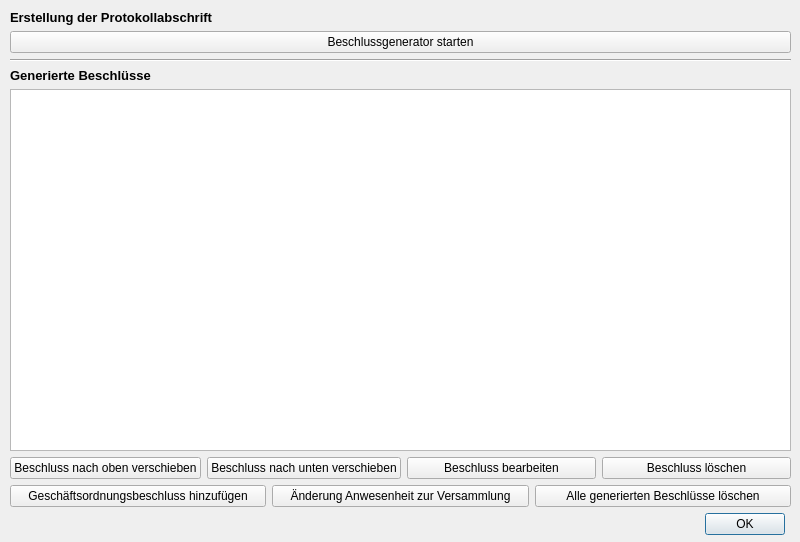
ealkenbrecher/ETVManager, file protocolDecissionGenerator.ui: the form before one commit.
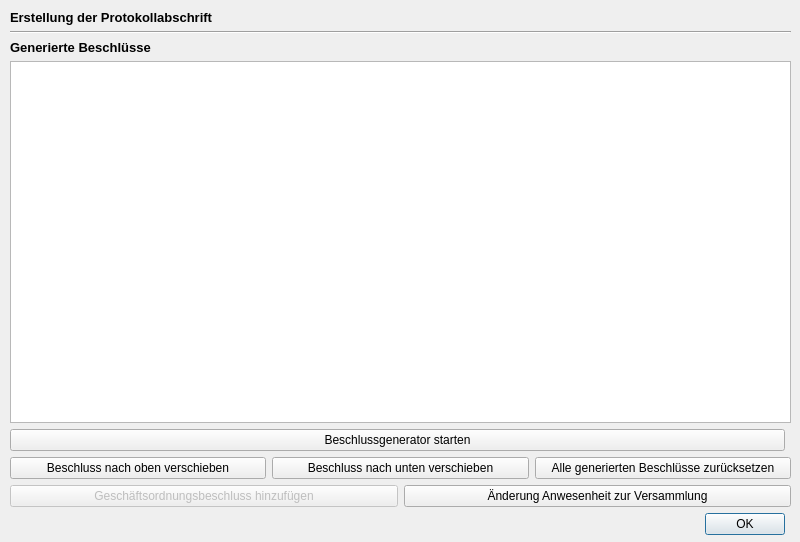
The form after the commit.

Commit message:
implemented possibility to edit a single decission in decissionitemsettings. functionality tested.
added class presencechangedialog and ui.
-> todo: database Functionality not yet implemented

Diff of the .ui file:
```diff
--- a/protocolDecissionGenerator.ui
+++ b/protocolDecissionGenerator.ui
@@ -26,13 +26,6 @@
     </rect>
    </property>
    <layout class="QGridLayout" name="gridLayout_2">
-    <item row="2" column="0" colspan="2">
-     <widget class="Line" name="line">
-      <property name="orientation">
-       <enum>Qt::Horizontal</enum>
-      </property>
-     </widget>
-    </item>
     <item row="3" column="0" colspan="2">
      <widget class="QLabel" name="label_6">
       <property name="sizePolicy">
@@ -56,6 +49,13 @@
       </property>
      </widget>
     </item>
+    <item row="2" column="0" colspan="2">
+     <widget class="Line" name="line">
+      <property name="orientation">
+       <enum>Qt::Horizontal</enum>
+      </property>
+     </widget>
+    </item>
     <item row="0" column="0" colspan="2">
      <widget class="QLabel" name="label">
       <property name="sizePolicy">
@@ -130,10 +130,13 @@
       </attribute>
      </widget>
     </item>
-    <item row="7" column="0" colspan="2">
+    <item row="8" column="0" colspan="2">
      <layout class="QHBoxLayout" name="horizontalLayout">
       <item>
        <widget class="QPushButton" name="addChangeRules">
+        <property name="enabled">
+         <bool>false</bool>
+        </property>
         <property name="text">
          <string>Geschäftsordnungsbeschluss hinzufügen</string>
         </property>
@@ -141,28 +144,17 @@
       </item>
       <item>
        <widget class="QPushButton" name="addChangePresence">
+        <property name="enabled">
+         <bool>true</bool>
+        </property>
         <property name="text">
          <string>Änderung Anwesenheit zur Versammlung</string>
         </property>
        </widget>
       </item>
-      <item>
-       <widget class="QPushButton" name="deleteAllEntries">
-        <property name="text">
-         <string>Alle generierten Beschlüsse löschen</string>
-        </property>
-       </widget>
-      </item>
      </layout>
     </item>
-    <item row="1" column="0" colspan="2">
-     <widget class="QPushButton" name="startAgendaWizard">
-      <property name="text">
-       <string>Beschlussgenerator starten</string>
-      </property>
-     </widget>
-    </item>
-    <item row="6" column="0" colspan="2">
+    <item row="7" column="0" colspan="2">
      <layout class="QHBoxLayout" name="horizontalLayout_2">
       <item>
        <widget class="QPushButton" name="moveEntryUp">
@@ -179,40 +171,28 @@
        </widget>
       </item>
       <item>
-       <widget class="QPushButton" name="editEntry">
-        <property name="sizePolicy">
-         <sizepolicy hsizetype="MinimumExpanding" vsizetype="Fixed">
-          <horstretch>0</horstretch>
-          <verstretch>0</verstretch>
-         </sizepolicy>
-        </property>
+       <widget class="QPushButton" name="deleteAllEntries">
         <property name="text">
-         <string>Beschluss bearbeiten</string>
-        </property>
-       </widget>
-      </item>
-      <item>
-       <widget class="QPushButton" name="deleteEntry">
-        <property name="sizePolicy">
-         <sizepolicy hsizetype="MinimumExpanding" vsizetype="Fixed">
-          <horstretch>0</horstretch>
-          <verstretch>0</verstretch>
-         </sizepolicy>
-        </property>
-        <property name="text">
-         <string>Beschluss löschen</string>
+         <string>Alle generierten Beschlüsse zurücksetzen</string>
         </property>
        </widget>
       </item>
      </layout>
     </item>
-    <item row="8" column="0">
+    <item row="9" column="0">
      <widget class="QDialogButtonBox" name="buttonBox">
       <property name="standardButtons">
        <set>QDialogButtonBox::Ok</set>
       </property>
      </widget>
     </item>
+    <item row="6" column="0">
+     <widget class="QPushButton" name="startAgendaWizard">
+      <property name="text">
+       <string>Beschlussgenerator starten</string>
+      </property>
+     </widget>
+    </item>
    </layout>
   </widget>
  </widget>
```
The commit also changes 10 other files.
